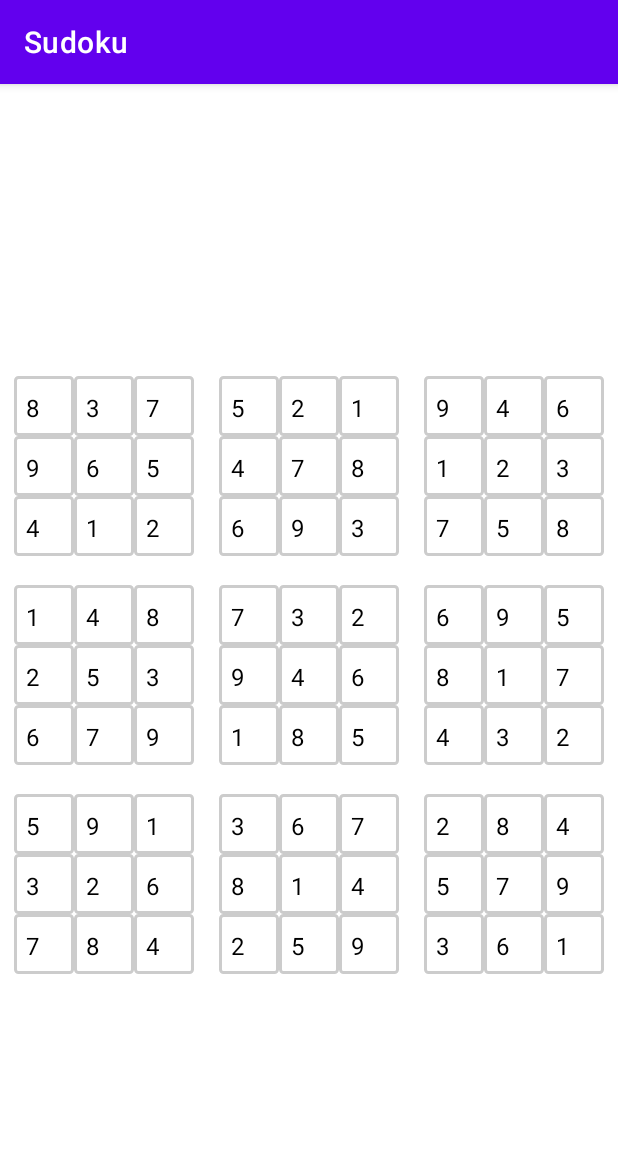
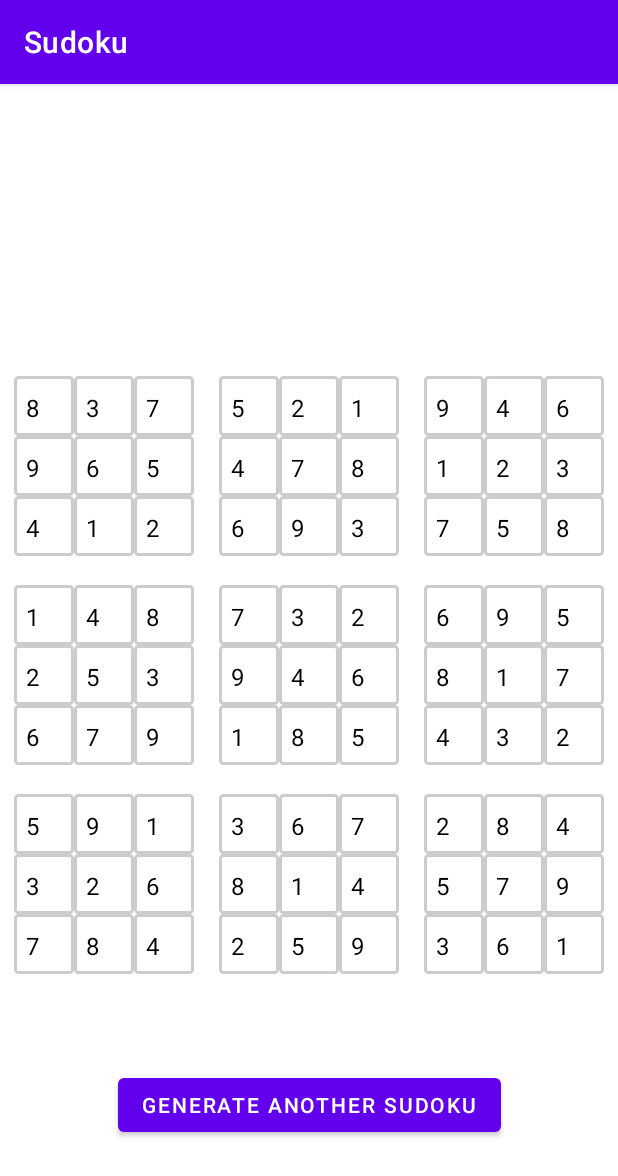
Before and after one commit to ItsIvanPsk/Sudoku, an Android app: the first screen one second after launch (MainActivity), on a phone screen of 412 x 824 dp. Shown: the top 1176 px of the screen. Run offline under Robolectric (Android 15) with nearby library versions, the phone set to English and light mode, and no system bars.

```diff
--- a/app/src/main/java/com/example/sudoku/MainActivity.java
+++ b/app/src/main/java/com/example/sudoku/MainActivity.java
@@ -9,6 +9,7 @@ import android.util.Log;
 import android.view.View;
 import android.widget.AdapterView;
 import android.widget.ArrayAdapter;
+import android.widget.Button;
 import android.widget.GridLayout;
 import android.widget.LinearLayout;
 import android.widget.Space;
@@ -18,7 +19,10 @@ import android.widget.TableRow;
 import android.widget.TextView;
 import android.widget.Toast;
 
+import java.time.Duration;
 import java.util.ArrayList;
+
+import kotlin.Unit;
 
 public class MainActivity extends AppCompatActivity implements AdapterView.OnItemSelectedListener {
     int cols = 9;
@@ -32,16 +36,23 @@ public class MainActivity extends AppCompatActivity implements AdapterView.OnIte
     protected void onCreate(Bundle savedInstanceState) {
         super.onCreate(savedInstanceState);
         setContentView(R.layout.activity_main);
-        table = findViewById(R.id.table);
+
+        table = findViewById(R.id.sudoku__table);
+        Button btn = findViewById(R.id.sudoku__button_regen);
 
         fillNumbers();
+        sm.generateShuDu();
+        createTable();
 
-        sm.generateShuDu();
-        Integer s = sm.getVal(0,0);
-        Log.i("55s", s.toString());
+        btn.setOnClickListener(new View.OnClickListener() {
+            @Override
+            public void onClick(View view) {
+                Log.i("55", "regenerated!");
+                sm.generateShuDu();
+                refrescaGUI();
+            }
+        });
 
-        Log.i("5", "MSG BEFORE");
-        createTable();
     }
 
     public static void fillNumbers()
@@ -62,7 +73,6 @@ public class MainActivity extends AppCompatActivity implements AdapterView.OnIte
     public void createTable(){
         int row = 0;
         int col = 0;
-        int block = 0;
         for (row = 0; row < rows; row++){
             TableRow tr = new TableRow(MainActivity.this);
             for (col = 0; col < cols; col++) {
@@ -74,6 +84,7 @@ public class MainActivity extends AppCompatActivity implements AdapterView.OnIte
                 spinner.setAdapter(spinnerArrayAdapter);
                 spinner.setTag(R.id.row,row);
                 spinner.setTag(R.id.col,col);
+                spinner.setTag("bug init");
                 if(row % 3 == 0 && col % 9 == 0)
                 {
                     TableRow espacio = new TableRow(MainActivity.this);
@@ -98,10 +109,27 @@ public class MainActivity extends AppCompatActivity implements AdapterView.OnIte
 
     @Override
     public void onItemSelected(AdapterView<?> adapterView, View view, int i, long l) {
-        int row = (int) adapterView.getTag(R.id.row);
-        int col = (int) adapterView.getTag(R.id.col);
-        System.out.println("ROW: " + row);
-        System.out.println("COL: " + col);
+        if (adapterView.getTag().equals("bug init")) {
+            adapterView.setTag("okay, no more bug");
+        }
+        else {
+            if (!(adapterView.getSelectedItem().toString() == " ")){
+                if ( sm.setVal(
+                        (int) adapterView.getTag(R.id.row),
+                        (int) adapterView.getTag(R.id.col),
+                        Integer.parseInt(adapterView.getSelectedItem().toString())
+                )){
+                    genToast("Correct number");
+                } else {
+                    genToast("Incorrect number");
+                }
+                refrescaGUI();
+            }
+        }
+    }
+
+    public void genToast(String message) {
+        Toast.makeText(getApplicationContext(), message.toString(), Toast.LENGTH_LONG).show();
     }
 
     @Override
@@ -111,16 +139,12 @@ public class MainActivity extends AppCompatActivity implements AdapterView.OnIte
 
     public void refrescaGUI(){
         for(int i = 0; i < 9;i++){
-            System.out.println("-------------");
             for(int j = 0; j < 9;j++){
                 Integer num = sm.getVal(i, j);
-                Log.i("5s", num.toString());
                 spinners[i][j].setSelection(sm.getVal(i, j));
                 // spinners[i][j].setEnabled(false);
             }
         }
-        System.out.println("####################################");
-
     }
 
 }
--- a/app/src/main/java/com/example/sudoku/SudokuModel.java
+++ b/app/src/main/java/com/example/sudoku/SudokuModel.java
@@ -9,52 +9,47 @@ import java.util.Random;
 public class SudokuModel extends AppCompatActivity {
 
     static int[][] sudoku = new int[9][9];
-    static int[][] solvedSudoku = new int[9][9];
     private static int[] num = { 1, 2, 3, 4, 5, 6, 7, 8, 9 };
 
     public static int getVal(int row, int col){
         return sudoku[row][col];
     }
 
-    public static void setVal(int row, int col, int value) {
-        sudoku[row][col] = value;
+    public static boolean setVal(int row, int col, int value) {
+        int prev_value = sudoku[row][col];
+        System.out.println("IS CORRECT -> " + isCorret(row, col));
+        if (isCorret(row, col)){
+            sudoku[row][col] = prev_value;
+            return false;
+        } else {
+            sudoku[row][col] = value;
+            return true;
+        }
     }
 
     public static void generateShuDu(){
-        // generar números
         for (int i = 0; i < 9; i++) {
-            // número de intentos de llenar
             int time = 0;
-            // completa los números
             for (int j = 0; j < 9; j++) {
-                // generar números
                 sudoku[i][j] = generateNum(time);
-                // Si el valor de retorno es 0, significa que está atascado y devuelto para su procesamiento
-                // El principio del procesamiento de devolución es: si no es la primera columna, volverá primero a la columna anterior; de lo contrario, volverá a la última columna de la línea anterior.
                 if (sudoku[i][j] == 0) {
-                    // no la primera columna, retrocede una columna
                     if (j > 0) {
                         j -= 2;
                         continue;
-                    } else {// es la primera columna, luego retrocede a la última columna de la línea anterior
+                    } else {
                         i--;
                         j = 8;
                         continue;
                     }
                 }
-                // Llenado exitosamente
                 if (isCorret(i, j)) {
-                    // Inicializa el tiempo para prepararte para el próximo llenado
                     time = 0;
-                } else {// continuar llenando
-                    // Incrementa el número en 1
+                } else {
                     time++;
-                    // continúa llenando la celda actual
                     j--;
                 }
             }
         }
-        // solvedSudoku = sudoku;
         Log.i("55555", "The sudoku has been generated!");
     }
 
--- a/app/src/main/res/layout/activity_main.xml
+++ b/app/src/main/res/layout/activity_main.xml
@@ -7,7 +7,7 @@
     tools:context=".MainActivity">
 
     <TableLayout
-        android:id="@+id/table"
+        android:id="@+id/sudoku__table"
         android:layout_width="wrap_content"
         android:layout_height="wrap_content"
         app:layout_constraintTop_toTopOf="parent"
@@ -17,4 +17,16 @@
 
     </TableLayout>
 
+    <Button
+        android:id="@+id/sudoku__button_regen"
+        android:layout_width="wrap_content"
+        android:layout_height="wrap_content"
+        android:text="@string/sudoku__label__generate"
+        app:layout_constraintTop_toBottomOf="@+id/sudoku__table"
+        app:layout_constraintStart_toStartOf="parent"
+        app:layout_constraintBottom_toBottomOf="parent"
+        app:layout_constraintEnd_toEndOf="parent"
+        />
+
+
 </androidx.constraintlayout.widget.ConstraintLayout>
--- a/app/src/main/res/values/strings.xml
+++ b/app/src/main/res/values/strings.xml
@@ -1,5 +1,6 @@
 <resources>
     <string name="app_name">Sudoku</string>
+    <string name="sudoku__label__generate">Generate another sudoku</string>
     <string-array name="numbers">
         <item>1</item>
         <item>2</item>
```
